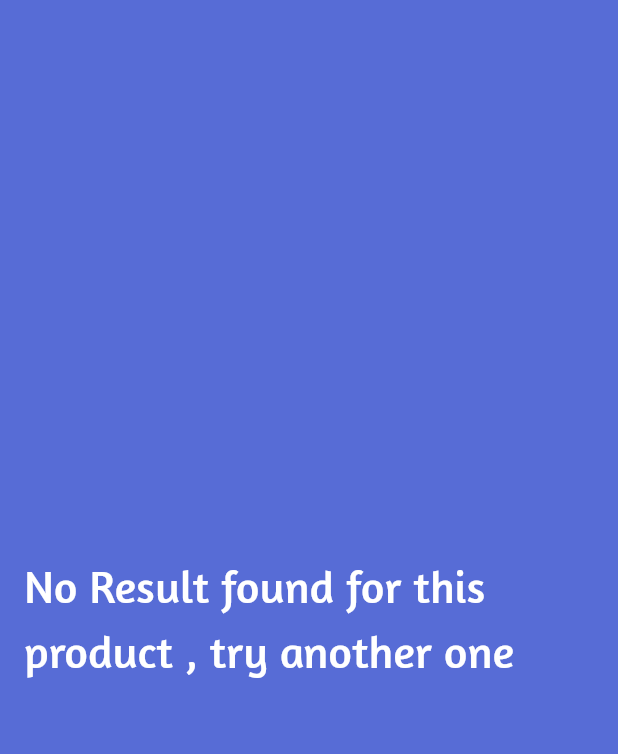
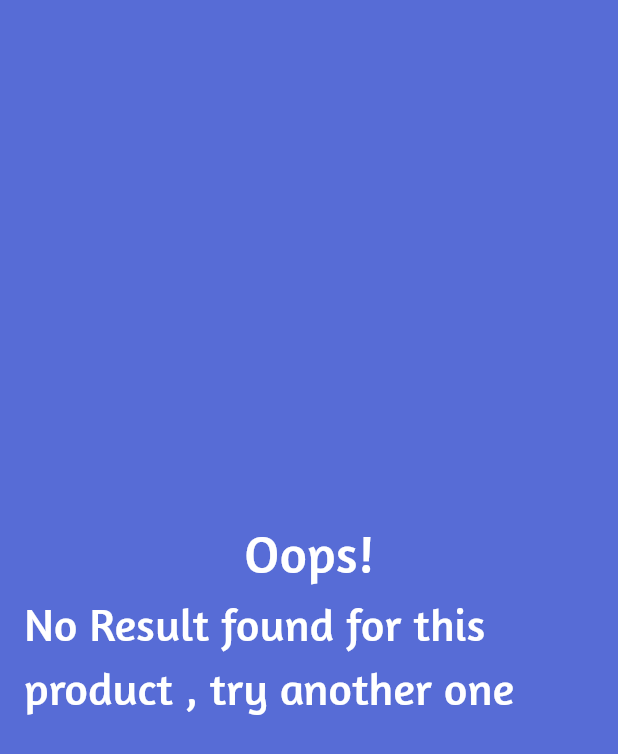
Before and after one commit to Roqaia2005/mobile_project, a Flutter app: the NoResultBody screen opened directly, on a phone screen of 412 x 824 dp. Shown: the top 754 px of the screen. Run offline on Flutter 3.47's test engine with Material 3 defaults, Android fonts, the phone set to English and light mode, and no system bars; our stand-ins replace animated_text_kit, bloc, flutter_bloc, modal_progress_hud_nsn.

Commit message:
some changes in searchingBody,noResultBody

```diff
--- a/flutter_project/lib/widgets/noResultBody.dart
+++ b/flutter_project/lib/widgets/noResultBody.dart
@@ -15,6 +15,14 @@ class NoResultBody extends StatelessWidget {
             mainAxisSize: MainAxisSize.min,
             children: [
               Text(
+                'Oops!',
+                style: TextStyle(
+                  fontSize: 35,
+                  color: Colors.white,
+                  fontFamily: "Amaranth-Regular",
+                ),
+              ),
+              Text(
                 'No Result found for this product , try another one',
                 style: TextStyle(
                   fontSize: 30,
--- a/flutter_project/lib/widgets/searchingBody.dart
+++ b/flutter_project/lib/widgets/searchingBody.dart
@@ -12,7 +12,7 @@ class SearchingBody extends StatelessWidget {
         child: Center(
           child: Column(
             mainAxisSize: MainAxisSize.min,
-            children: [Image(image: AssetImage("assets/images/searching/gif"))],
+            children: [Image(image: AssetImage("assets/images/searching.gif"))],
           ),
         ),
       ),
```
